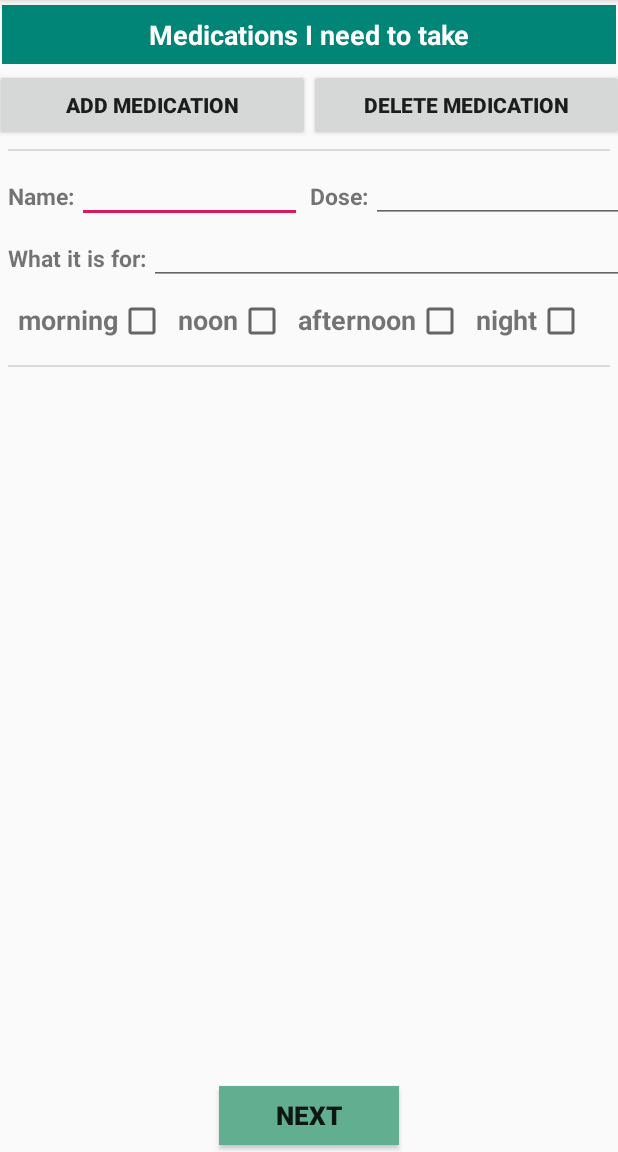
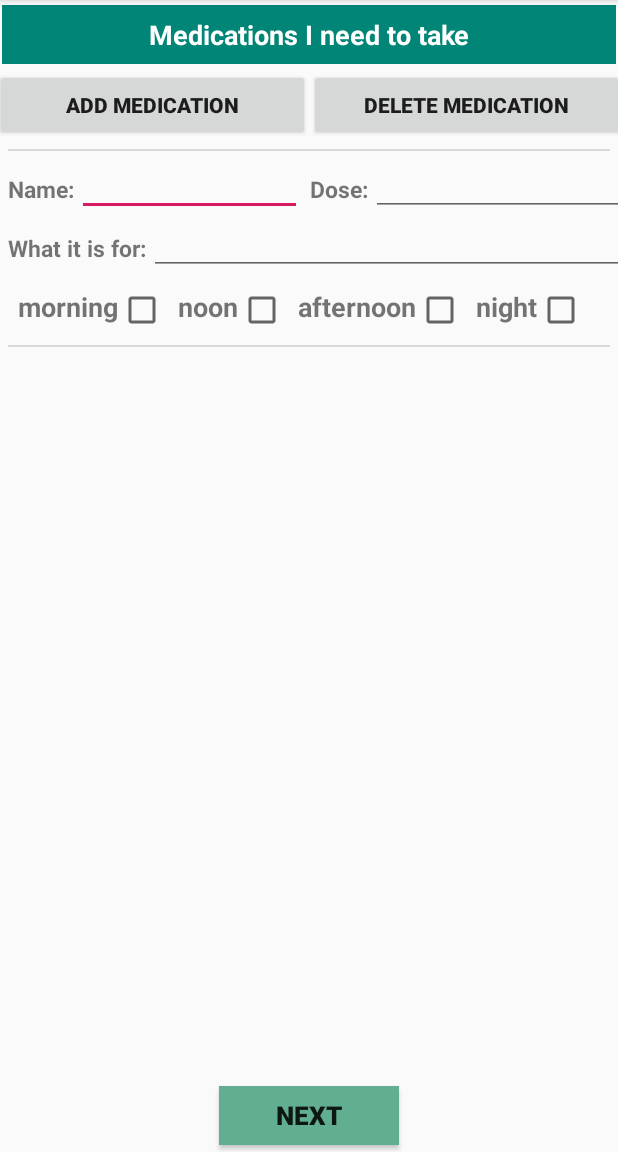
Before and after one commit to ece1778-2020/Healthy-Mind, an Android app: the ManualMedication screen opened directly, with no data from a screen before it, after a tap on "ADD MEDICATION", on a phone screen of 412 x 824 dp, the part 84-1236 px from its top. Run offline under Robolectric (Android 15) with nearby library versions, the phone set to English and light mode, and no system bars; our stand-ins replace Firebase (no records; nobody signed in at launch, a user with empty details on screens opened directly).

Commit message:
manual input

```diff
--- a/app/src/main/java/com/example/e_health_manager/ManualMedication.java
+++ b/app/src/main/java/com/example/e_health_manager/ManualMedication.java
@@ -535,8 +535,9 @@ public class ManualMedication extends AppCompatActivity {
         }
 
         // medicationList is a list of medication HashMap.
-        // just comment it out
         // doctor_note_data.put("medications", medicationList);
+
+
 
         // documentReference contains the reference to the user (collection) data in the database.
         // DocumentReference userDocumentRef = db.collection("users").document(userID);
--- a/app/src/main/res/layout/activity_manual_confirm.xml
+++ b/app/src/main/res/layout/activity_manual_confirm.xml
@@ -148,9 +148,11 @@
         android:id="@+id/tv4"
         android:layout_width="match_parent"
         android:layout_height="wrap_content"
-        android:layout_marginStart="6dp"
-        android:layout_marginEnd="6dp"
+        android:layout_marginStart="5dp"
+        android:layout_marginEnd="5dp"
+        android:textSize="16sp"
         android:gravity="center"
+        android:background="@drawable/comment_textview_border"
         app:layout_constraintTop_toBottomOf="@id/hline3"/>
 
 
--- a/app/src/main/res/layout/activity_manual_feel.xml
+++ b/app/src/main/res/layout/activity_manual_feel.xml
@@ -30,6 +30,7 @@
         android:layout_marginTop="3dp"
         android:text="Add item"
         android:textStyle="bold"
+        app:layout_constraintEnd_toStartOf="@+id/del"
         app:layout_constraintStart_toStartOf="parent"
         app:layout_constraintTop_toBottomOf="@+id/feel_title" />
 
@@ -40,6 +41,7 @@
         android:layout_marginTop="3dp"
         android:layout_marginRight="5dp"
         android:text="Delete item"
+        app:layout_constraintStart_toEndOf="@id/add_btn"
         android:textStyle="bold"
         app:layout_constraintEnd_toEndOf="parent"
         app:layout_constraintTop_toBottomOf="@+id/feel_title" />
--- a/app/src/main/res/layout/activity_manual_medication.xml
+++ b/app/src/main/res/layout/activity_manual_medication.xml
@@ -66,7 +66,7 @@
         android:layout_width="wrap_content"
         android:layout_height="36dp"
         android:layout_marginLeft="5dp"
-        android:layout_marginTop="12dp"
+        android:layout_marginTop="7dp"
         android:layout_marginRight="5dp"
         android:gravity="center"
         android:text="Name:"
@@ -82,7 +82,7 @@
         android:layout_width="150dp"
         android:layout_height="36dp"
         android:layout_marginLeft="2dp"
-        android:layout_marginTop="12dp"
+        android:layout_marginTop="7dp"
         android:layout_marginRight="2dp"
         android:textSize="14sp"
         android:visibility="invisible"
@@ -95,7 +95,7 @@
         android:layout_width="wrap_content"
         android:layout_height="36dp"
         android:layout_marginLeft="5dp"
-        android:layout_marginTop="12dp"
+        android:layout_marginTop="7dp"
         android:layout_marginRight="5dp"
         android:gravity="center"
         android:text="Dose:"
@@ -111,7 +111,7 @@
         android:layout_width="180dp"
         android:layout_height="36dp"
         android:layout_marginLeft="2dp"
-        android:layout_marginTop="12dp"
+        android:layout_marginTop="7dp"
         android:textSize="14sp"
         android:visibility="invisible"
         app:layout_constraintStart_toEndOf="@id/d1"
@@ -123,7 +123,7 @@
         android:layout_width="wrap_content"
         android:layout_height="36dp"
         android:layout_marginLeft="5dp"
-        android:layout_marginTop="5dp"
+        android:layout_marginTop="3dp"
         android:layout_marginRight="5dp"
         android:gravity="center"
         android:text="What it is for:"
@@ -139,7 +139,7 @@
         android:layout_width="330dp"
         android:layout_height="36dp"
         android:layout_marginLeft="2dp"
-        android:layout_marginTop="5dp"
+        android:layout_marginTop="3dp"
         android:layout_marginRight="2dp"
         android:textSize="14sp"
         android:visibility="invisible"
@@ -152,7 +152,7 @@
         android:layout_width="wrap_content"
         android:layout_height="36dp"
         android:layout_marginLeft="12dp"
-        android:layout_marginTop="5dp"
+        android:layout_marginTop="3dp"
         android:layout_marginRight="10dp"
         android:gravity="center"
         android:text="morning"
@@ -167,7 +167,7 @@
         android:id="@+id/c1_input"
         android:layout_width="wrap_content"
         android:layout_height="36dp"
-        android:layout_marginTop="6dp"
+        android:layout_marginTop="5dp"
         android:visibility="invisible"
         app:layout_constraintStart_toEndOf="@+id/c1"
         app:layout_constraintTop_toBottomOf="@id/medication2" />
@@ -178,7 +178,7 @@
         android:layout_width="wrap_content"
         android:layout_height="36dp"
         android:layout_marginLeft="8dp"
-        android:layout_marginTop="5dp"
+        android:layout_marginTop="3dp"
         android:layout_marginRight="8dp"
         android:gravity="center"
         android:text="noon"
@@ -193,7 +193,7 @@
         android:id="@+id/c2_input"
         android:layout_width="wrap_content"
         android:layout_height="36dp"
-        android:layout_marginTop="6dp"
+        android:layout_marginTop="5dp"
         android:visibility="invisible"
         app:layout_constraintStart_toEndOf="@+id/c2"
         app:layout_constraintTop_toBottomOf="@id/medication2" />
@@ -204,7 +204,7 @@
         android:layout_width="wrap_content"
         android:layout_height="36dp"
         android:layout_marginLeft="8dp"
-        android:layout_marginTop="5dp"
+        android:layout_marginTop="3dp"
         android:layout_marginRight="8dp"
         android:gravity="center"
         android:text="afternoon"
@@ -219,7 +219,7 @@
         android:id="@+id/c3_input"
         android:layout_width="wrap_content"
         android:layout_height="36dp"
-        android:layout_marginTop="6dp"
+        android:layout_marginTop="5dp"
         android:visibility="invisible"
         app:layout_constraintStart_toEndOf="@+id/c3"
         app:layout_constraintTop_toBottomOf="@id/medication2" />
@@ -230,7 +230,7 @@
         android:layout_width="wrap_content"
         android:layout_height="36dp"
         android:layout_marginLeft="8dp"
-        android:layout_marginTop="5dp"
+        android:layout_marginTop="3dp"
         android:layout_marginRight="8dp"
         android:gravity="center"
         android:text="night"
@@ -245,7 +245,7 @@
         android:id="@+id/c4_input"
         android:layout_width="wrap_content"
         android:layout_height="36dp"
-        android:layout_marginTop="6dp"
+        android:layout_marginTop="5dp"
         android:visibility="invisible"
         app:layout_constraintStart_toEndOf="@+id/c4"
         app:layout_constraintTop_toBottomOf="@id/medication2" />
@@ -257,7 +257,7 @@
         android:layout_width="match_parent"
         android:layout_height="1dp"
         android:layout_marginStart="5dp"
-        android:layout_marginTop="12dp"
+        android:layout_marginTop="7dp"
         android:layout_marginEnd="5dp"
         android:visibility="invisible"
         app:layout_constraintTop_toBottomOf="@+id/c1" />
@@ -268,7 +268,7 @@
         android:layout_width="wrap_content"
         android:layout_height="36dp"
         android:layout_marginLeft="5dp"
-        android:layout_marginTop="12dp"
+        android:layout_marginTop="7dp"
         android:layout_marginRight="5dp"
         android:gravity="center"
         android:text="Name:"
@@ -284,7 +284,7 @@
         android:layout_width="150dp"
         android:layout_height="36dp"
         android:layout_marginLeft="2dp"
-        android:layout_marginTop="12dp"
+        android:layout_marginTop="7dp"
         android:layout_marginRight="2dp"
         android:textSize="14sp"
         android:visibility="invisible"
@@ -297,7 +297,7 @@
         android:layout_width="wrap_content"
         android:layout_height="36dp"
         android:layout_marginLeft="5dp"
-        android:layout_marginTop="12dp"
+        android:layout_marginTop="7dp"
         android:layout_marginRight="5dp"
         android:gravity="center"
         android:text="Dose:"
@@ -313,7 +313,7 @@
         android:layout_width="180dp"
         android:layout_height="36dp"
         android:layout_marginLeft="2dp"
-        android:layout_marginTop="12dp"
+        android:layout_marginTop="7dp"
         android:textSize="14sp"
         android:visibility="invisible"
         app:layout_constraintStart_toEndOf="@id/d1"
@@ -325,7 +325,7 @@
         android:layout_width="wrap_content"
         android:layout_height="36dp"
         android:layout_marginLeft="5dp"
-        android:layout_marginTop="5dp"
+        android:layout_marginTop="3dp"
         android:layout_marginRight="5dp"
         android:gravity="center"
         android:text="What it is for:"
@@ -341,7 +341,7 @@
         android:layout_width="330dp"
         android:layout_height="36dp"
         android:layout_marginLeft="2dp"
-        android:layout_marginTop="5dp"
+        android:layout_marginTop="3dp"
         android:layout_marginRight="2dp"
         android:textSize="14sp"
         android:visibility="invisible"
@@ -354,7 +354,7 @@
         android:layout_width="wrap_content"
         android:layout_height="36dp"
         android:layout_marginLeft="12dp"
-        android:layout_marginTop="5dp"
+        android:layout_marginTop="3dp"
         android:layout_marginRight="10dp"
         android:gravity="center"
         android:text="morning"
@@ -369,7 +369,7 @@
         android:id="@+id/c5_input"
         android:layout_width="wrap_content"
         android:layout_height="36dp"
-        android:layout_marginTop="6dp"
+        android:layout_marginTop="5dp"
         android:visibility="invisible"
         app:layout_constraintStart_toEndOf="@+id/c1"
         app:layout_constraintTop_toBottomOf="@id/m1" />
@@ -380,7 +380,7 @@
         android:layout_width="wrap_content"
         android:layout_height="36dp"
         android:layout_marginLeft="8dp"
-        android:layout_marginTop="5dp"
+        android:layout_marginTop="3dp"
         android:layout_marginRight="8dp"
         android:gravity="center"
         android:text="noon"
@@ -395,7 +395,7 @@
         android:id="@+id/c6_input"
         android:layout_width="wrap_content"
         android:layout_height="36dp"
-        android:layout_marginTop="6dp"
+        android:layout_marginTop="5dp"
         android:visibility="invisible"
         app:layout_constraintStart_toEndOf="@+id/c2"
         app:layout_constraintTop_toBottomOf="@id/m1" />
@@ -406,7 +406,7 @@
         android:layout_width="wrap_content"
         android:layout_height="36dp"
         android:layout_marginLeft="8dp"
-        android:layout_marginTop="5dp"
+        android:layout_marginTop="3dp"
         android:layout_marginRight="8dp"
         android:gravity="center"
         android:text="afternoon"
@@ -421,7 +421,7 @@
         android:id="@+id/c7_input"
         android:layout_width="wrap_content"
         android:layout_height="36dp"
-        android:layout_marginTop="6dp"
+        android:layout_marginTop="5dp"
         android:visibility="invisible"
         app:layout_constraintStart_toEndOf="@+id/c7"
         app:layout_constraintTop_toBottomOf="@id/m1" />
@@ -432,7 +432,7 @@
         android:layout_width="wrap_content"
         android:layout_height="36dp"
         android:layout_marginLeft="8dp"
-        android:layout_marginTop="5dp"
+        android:layout_marginTop="3dp"
         android:layout_marginRight="8dp"
         android:gravity="center"
         android:text="night"
@@ -447,9 +447,9 @@
         android:id="@+id/c8_input"
         android:layout_width="wrap_content"
         android:layout_height="36dp"
-        android:layout_marginTop="6dp"
+        android:layout_marginTop="5dp"
         android:visibility="invisible"
-        app:layout_constraintStart_toEndOf="@+id/c4"
+        app:layout_constraintStart_toEndOf="@+id/c8"
         app:layout_constraintTop_toBottomOf="@id/m1" />
 
 
@@ -459,7 +459,7 @@
         android:layout_width="match_parent"
         android:layout_height="1dp"
         android:layout_marginStart="5dp"
-        android:layout_marginTop="12dp"
+        android:layout_marginTop="7dp"
         android:layout_marginEnd="5dp"
         android:visibility="invisible"
         app:layout_constraintTop_toBottomOf="@+id/c8" />
@@ -470,7 +470,7 @@
         android:layout_width="wrap_content"
         android:layout_height="36dp"
         android:layout_marginLeft="5dp"
-        android:layout_marginTop="12dp"
+        android:layout_marginTop="7dp"
         android:layout_marginRight="5dp"
         android:gravity="center"
         android:text="Name:"
@@ -486,7 +486,7 @@
         android:layout_width="150dp"
         android:layout_height="36dp"
         android:layout_marginLeft="2dp"
-        android:layout_marginTop="12dp"
+        android:layout_marginTop="7dp"
         android:layout_marginRight="2dp"
         android:textSize="14sp"
         android:visibility="invisible"
@@ -499,7 +499,7 @@
         android:layout_width="wrap_content"
         android:layout_height="36dp"
         android:layout_marginLeft="5dp"
-        android:layout_marginTop="12dp"
+        android:layout_marginTop="7dp"
         android:layout_marginRight="5dp"
         android:gravity="center"
         android:text="Dose:"
@@ -515,7 +515,7 @@
         android:layout_width="180dp"
         android:layout_height="36dp"
         android:layout_marginLeft="2dp"
-        android:layout_marginTop="12dp"
+        android:layout_marginTop="7dp"
         android:textSize="14sp"
         android:visibility="invisible"
         app:layout_constraintStart_toEndOf="@id/d1"
@@ -527,7 +527,7 @@
         android:layout_width="wrap_content"
         android:layout_height="36dp"
         android:layout_marginLeft="5dp"
-        android:layout_marginTop="5dp"
+        android:layout_marginTop="3dp"
         android:layout_marginRight="5dp"
         android:gravity="center"
         android:text="What it is for:"
@@ -543,7 +543,7 @@
         android:layout_width="330dp"
         android:layout_height="36dp"
         android:layout_marginLeft="2dp"
-        android:layout_marginTop="5dp"
+        android:layout_marginTop="3dp"
         android:layout_marginRight="2dp"
         android:textSize="14sp"
         android:visibility="invisible"
@@ -556,7 +556,7 @@
         android:layout_width="wrap_content"
         android:layout_height="36dp"
         android:layout_marginLeft="12dp"
-        android:layout_marginTop="5dp"
+        android:layout_marginTop="3dp"
         android:layout_marginRight="10dp"
         android:gravity="center"
         android:text="morning"
@@ -571,7 +571,7 @@
         android:id="@+id/c9_input"
         android:layout_width="wrap_content"
         android:layout_height="36dp"
-        android:layout_marginTop="6dp"
+        android:layout_marginTop="5dp"
         android:visibility="invisible"
         app:layout_constraintStart_toEndOf="@+id/c1"
         app:layout_constraintTop_toBottomOf="@id/m2" />
@@ -582,7 +582,7 @@
         android:layout_width="wrap_content"
         android:layout_height="36dp"
         android:layout_marginLeft="8dp"
-        android:layout_marginTop="5dp"
+        android:layout_marginTop="3dp"
         android:layout_marginRight="8dp"
         android:gravity="center"
         android:text="noon"
@@ -597,7 +597,7 @@
         android:id="@+id/c10_input"
         android:layout_width="wrap_content"
         android:layout_height="36dp"
-        android:layout_marginTop="6dp"
+        android:layout_marginTop="5dp"
         android:visibility="invisible"
         app:layout_constraintStart_toEndOf="@+id/c2"
         app:layout_constraintTop_toBottomOf="@id/m2" />
@@ -608,7 +608,7 @@
         android:layout_width="wrap_content"
         android:layout_height="36dp"
         android:layout_marginLeft="8dp"
-        android:layout_marginTop="5dp"
+        android:layout_marginTop="3dp"
         android:layout_marginRight="8dp"
         android:gravity="center"
         android:text="afternoon"
@@ -623,7 +623,7 @@
         android:id="@+id/c11_input"
         android:layout_width="wrap_content"
         android:layout_height="36dp"
-        android:layout_marginTop="6dp"
+        android:layout_marginTop="5dp"
         android:visibility="invisible"
         app:layout_constraintStart_toEndOf="@+id/c3"
         app:layout_constraintTop_toBottomOf="@id/m2" />
@@ -634,7 +634,7 @@
         android:layout_width="wrap_content"
         android:layout_height="36dp"
         android:layout_marginLeft="8dp"
-        android:layout_marginTop="5dp"
+        android:layout_marginTop="3dp"
         android:layout_marginRight="8dp"
         android:gravity="center"
         android:text="night"
@@ -649,9 +649,9 @@
         android:id="@+id/c12_input"
         android:layout_width="wrap_content"
         android:layout_height="36dp"
-        android:layout_marginTop="6dp"
+        android:layout_marginTop="5dp"
         android:visibility="invisible"
-        app:layout_constraintStart_toEndOf="@+id/c4"
+        app:layout_constraintStart_toEndOf="@+id/c12"
         app:layout_constraintTop_toBottomOf="@id/m2" />
 
 
@@ -661,7 +661,7 @@
         android:layout_width="match_parent"
         android:layout_height="1dp"
         android:layout_marginStart="5dp"
-        android:layout_marginTop="12dp"
+        android:layout_marginTop="7dp"
         android:layout_marginEnd="5dp"
         android:visibility="invisible"
         app:layout_constraintTop_toBottomOf="@+id/c12" />
@@ -672,7 +672,7 @@
         android:layout_width="wrap_content"
         android:layout_height="36dp"
         android:layout_marginLeft="5dp"
-        android:layout_marginTop="12dp"
+        android:layout_marginTop="7dp"
         android:layout_marginRight="5dp"
         android:gravity="center"
         android:text="Name:"
@@ -688,7 +688,7 @@
         android:layout_width="150dp"
         android:layout_height="36dp"
         android:layout_marginLeft="2dp"
-        android:layout_marginTop="12dp"
+        android:layout_marginTop="7dp"
         android:layout_marginRight="2dp"
         android:textSize="14sp"
         android:visibility="invisible"
@@ -701,7 +701,7 @@
         android:layout_width="wrap_content"
         android:layout_height="36dp"
         android:layout_marginLeft="5dp"
-        android:layout_marginTop="12dp"
+        android:layout_marginTop="7dp"
         android:layout_marginRight="5dp"
         android:gravity="center"
         android:text="Dose:"
@@ -717,7 +717,7 @@
         android:layout_width="180dp"
         android:layout_height="36dp"
         android:layout_marginLeft="2dp"
-        android:layout_marginTop="12dp"
+        android:layout_marginTop="7dp"
         android:textSize="14sp"
         android:visibility="invisible"
         app:layout_constraintStart_toEndOf="@id/d1"
@@ -729,7 +729,7 @@
         android:layout_width="wrap_content"
         android:layout_height="36dp"
         android:layout_marginLeft="5dp"
-        android:layout_marginTop="5dp"
+        android:layout_marginTop="3dp"
         android:layout_marginRight="5dp"
         android:gravity="center"
         android:text="What it is for:"
@@ -745,7 +745,7 @@
         android:layout_width="330dp"
         android:layout_height="36dp"
         android:layout_marginLeft="2dp"
-        android:layout_marginTop="5dp"
+        android:layout_marginTop="3dp"
         android:layout_marginRight="2dp"
         android:textSize="14sp"
         android:visibility="invisible"
@@ -758,7 +758,7 @@
         android:layout_width="wrap_content"
         android:layout_height="36dp"
         android:layout_marginLeft="12dp"
-        android:layout_marginTop="5dp"
+        android:layout_marginTop="3dp"
         android:layout_marginRight="10dp"
         android:gravity="center"
         android:text="morning"
@@ -773,7 +773,7 @@
         android:id="@+id/c13_input"
         android:layout_width="wrap_content"
         android:layout_height="36dp"
-        android:layout_marginTop="6dp"
+        android:layout_marginTop="5dp"
         android:visibility="invisible"
         app:layout_constraintStart_toEndOf="@+id/c1"
         app:layout_constraintTop_toBottomOf="@id/m3" />
@@ -784,7 +784,7 @@
         android:layout_width="wrap_content"
         android:layout_height="36dp"
         android:layout_marginLeft="8dp"
-        android:layout_marginTop="5dp"
+        android:layout_marginTop="3dp"
         android:layout_marginRight="8dp"
         android:gravity="center"
         android:text="noon"
@@ -799,7 +799,7 @@
         android:id="@+id/c14_input"
         android:layout_width="wrap_content"
         android:layout_height="36dp"
-        android:layout_marginTop="6dp"
+        android:layout_marginTop="5dp"
         android:visibility="invisible"
         app:layout_constraintStart_toEndOf="@+id/c2"
         app:layout_constraintTop_toBottomOf="@id/m3" />
@@ -810,7 +810,7 @@
         android:layout_width="wrap_content"
         android:layout_height="36dp"
         android:layout_marginLeft="8dp"
-        android:layout_marginTop="5dp"
+        android:layout_marginTop="3dp"
         android:layout_marginRight="8dp"
         android:gravity="center"
         android:text="afternoon"
@@ -825,7 +825,7 @@
         android:id="@+id/c15_input"
         android:layout_width="wrap_content"
         android:layout_height="36dp"
-        android:layout_marginTop="6dp"
+        android:layout_marginTop="5dp"
         android:visibility="invisible"
         app:layout_constraintStart_toEndOf="@+id/c3"
         app:layout_constraintTop_toBottomOf="@id/m3" />
@@ -836,7 +836,7 @@
         android:layout_width="wrap_content"
         android:layout_height="36dp"
         android:layout_marginLeft="8dp"
-        android:layout_marginTop="5dp"
+        android:layout_marginTop="3dp"
         android:layout_marginRight="8dp"
         android:gravity="center"
         android:text="night"
@@ -851,9 +851,9 @@
         android:id="@+id/c16_input"
         android:layout_width="wrap_content"
         android:layout_height="36dp"
-        android:layout_marginTop="6dp"
+        android:layout_marginTop="5dp"
         android:visibility="invisible"
-        app:layout_constraintStart_toEndOf="@+id/c4"
+        app:layout_constraintStart_toEndOf="@+id/c16"
         app:layout_constraintTop_toBottomOf="@id/m3" />
 
 
@@ -863,7 +863,7 @@
         android:layout_width="match_parent"
         android:layout_height="1dp"
         android:layout_marginStart="5dp"
-        android:layout_marginTop="12dp"
+        android:layout_marginTop="7dp"
         android:layout_marginEnd="5dp"
         android:visibility="invisible"
         app:layout_constraintTop_toBottomOf="@+id/c16" />
--- a/app/src/main/res/layout/activity_manual_more_info.xml
+++ b/app/src/main/res/layout/activity_manual_more_info.xml
@@ -30,6 +30,7 @@
         android:layout_marginLeft="5dp"
         android:layout_marginTop="3dp"
         android:text="Add item"
+        app:layout_constraintEnd_toStartOf="@+id/del"
         android:textStyle="bold"
         app:layout_constraintStart_toStartOf="parent"
         app:layout_constraintTop_toBottomOf="@+id/title" />
@@ -41,6 +42,7 @@
         android:layout_marginTop="3dp"
         android:layout_marginRight="5dp"
         android:text="Delete item"
+        app:layout_constraintStart_toEndOf="@id/add_btn"
         android:textStyle="bold"
         app:layout_constraintEnd_toEndOf="parent"
         app:layout_constraintTop_toBottomOf="@+id/title" />
```
Also changed, not shown: app/src/main/java/com/example/e_health_manager/DataAdapterList.java (+8 -1 lines), app/src/main/java/com/example/e_health_manager/ManualConfirm.java (+8 -3 lines), app/src/main/java/com/example/e_health_manager/ManualFeel.java (+83 -3 lines), app/src/main/res/layout/list_layout.xml (+18 -19 lines).
